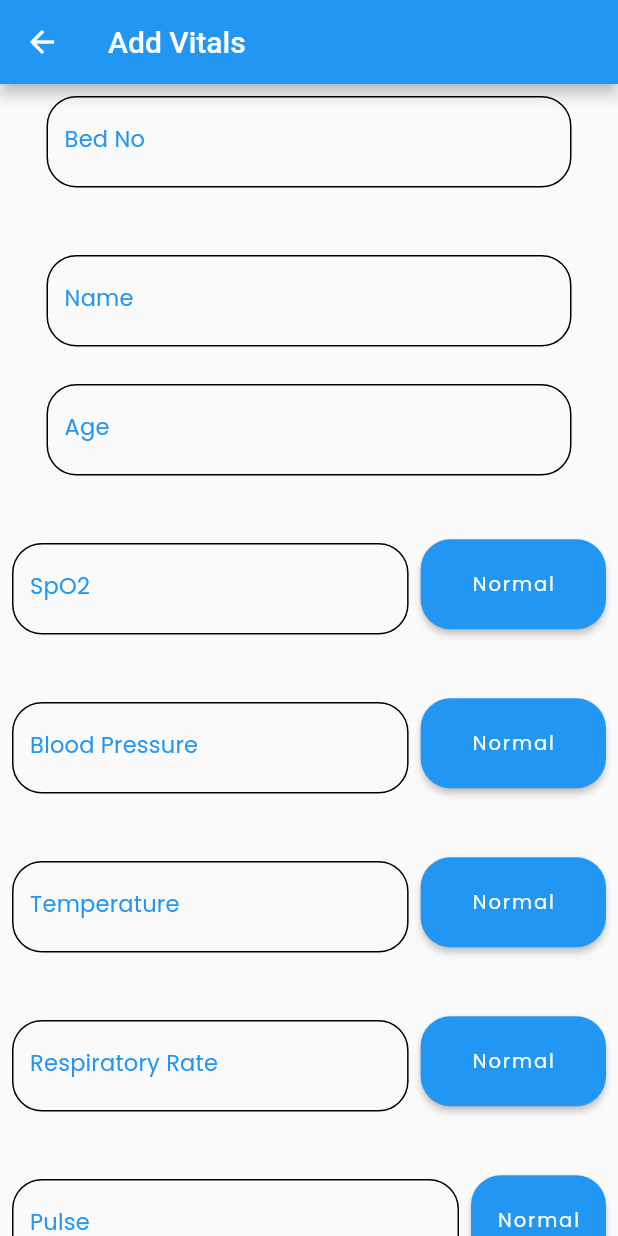
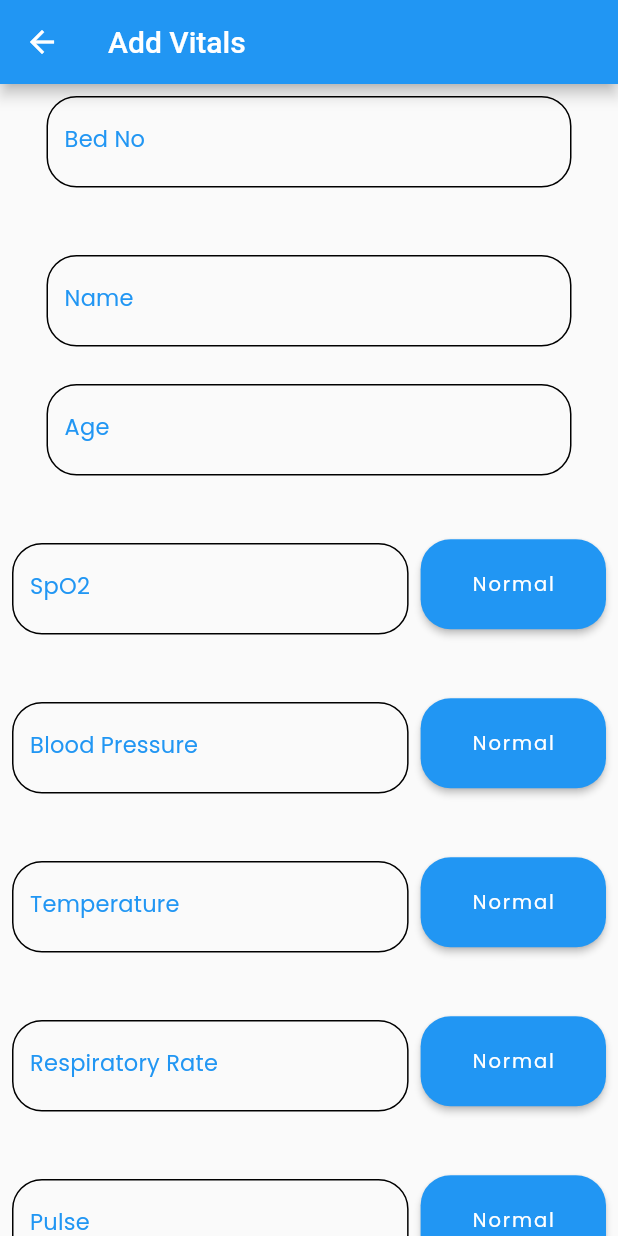
Before and after one commit to cloneartist/CoiHo, a Flutter app: the Nurse screen opened by its route, on a phone screen of 412 x 824 dp. Run offline on Flutter 3.47's test engine with Material 2 defaults, Android fonts, the light colour scheme and no system bars; our stand-ins replace cloud_firestore, firebase_auth, firebase_core, sizer; accounts and stored records are empty.

Commit message:
Minor Size fix

```diff
--- a/lib/Screens/Nurse.dart
+++ b/lib/Screens/Nurse.dart
@@ -448,7 +448,7 @@ class NurseState extends State<Nurse> {
                     Padding(
                       padding: const EdgeInsets.fromLTRB(0, 0, 8, 15),
                       child: SizedBox(
-                        width: 90,
+                width: width * .3,
                         height: 60,
                         child: ElevatedButton(
                             style: ElevatedButton.styleFrom(
```
